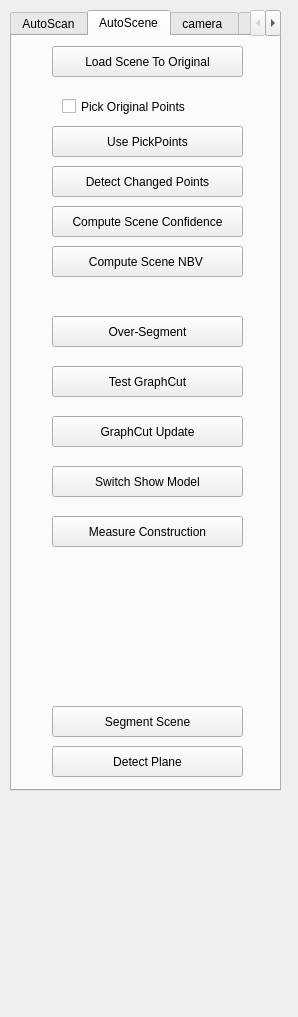
This is Currently-Using-Quality-Driven-Poisson-Guided-Autoscanning/Point Cloud/UI/camera_para.ui in sunwaylive/proactive-learning-on-scenes as Qt 5 draws it before an edit. The edited form follows.
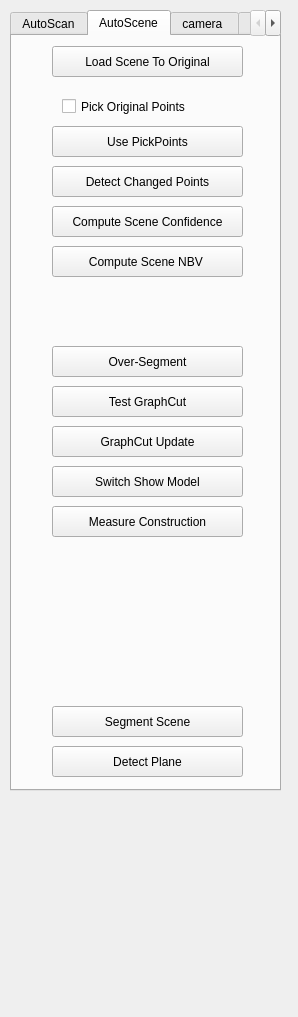
This is the edited form.

```diff
--- a/Currently-Using-Quality-Driven-Poisson-Guided-Autoscanning/Point Cloud/UI/camera_para.ui
+++ b/Currently-Using-Quality-Driven-Poisson-Guided-Autoscanning/Point Cloud/UI/camera_para.ui
@@ -363,7 +363,7 @@
      <property name="geometry">
       <rect>
        <x>40</x>
-       <y>330</y>
+       <y>350</y>
        <width>191</width>
        <height>31</height>
       </rect>
@@ -376,7 +376,7 @@
      <property name="geometry">
       <rect>
        <x>40</x>
-       <y>280</y>
+       <y>310</y>
        <width>191</width>
        <height>31</height>
       </rect>
@@ -418,7 +418,7 @@
      <property name="geometry">
       <rect>
        <x>40</x>
-       <y>380</y>
+       <y>390</y>
        <width>191</width>
        <height>31</height>
       </rect>
@@ -444,7 +444,7 @@
      <property name="geometry">
       <rect>
        <x>40</x>
-       <y>480</y>
+       <y>470</y>
        <width>191</width>
        <height>31</height>
       </rect>
```
